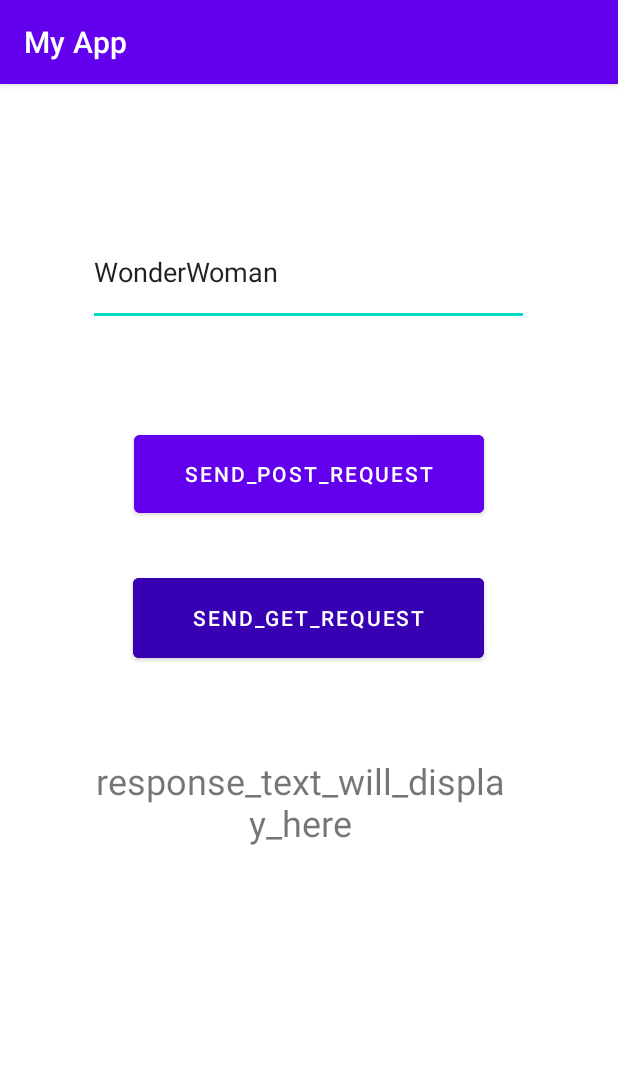
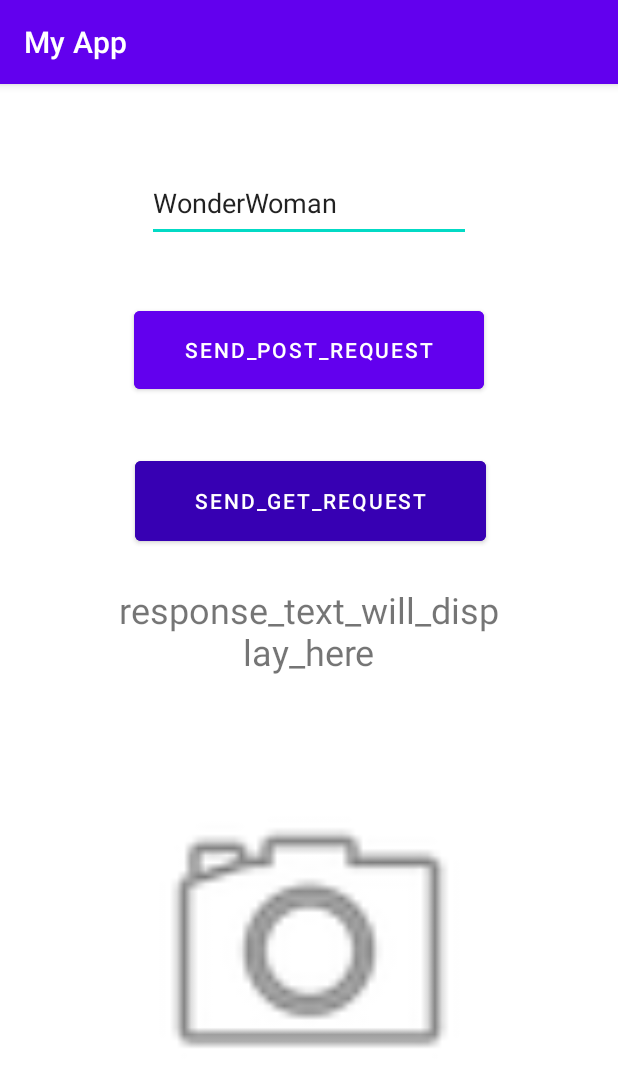
Before and after one commit to sharon-v/android_python_flask, an Android app: the screen it shows after launch (MainActivity), on a phone screen of 412 x 824 dp. Shown: the top 1087 px of the screen. Run offline under Robolectric (Android 15) with nearby library versions, the phone set to English and light mode, and no system bars; 1 statement that could not run was skipped.

Commit message:
camera timer

```diff
--- a/android_app/app/src/main/AndroidManifest.xml
+++ b/android_app/app/src/main/AndroidManifest.xml
@@ -4,7 +4,7 @@
 
     <uses-permission android:name="android.permission.INTERNET" />
     <uses-permission android:name="android.permission.CAMERA" />
-
+    <uses-feature android:name="android.hardware.camera" />
 
     <application
         android:allowBackup="true"
--- a/android_app/app/src/main/java/com/ai/myapp/MainActivity.java
+++ b/android_app/app/src/main/java/com/ai/myapp/MainActivity.java
@@ -1,21 +1,45 @@
 package com.ai.myapp;
 
+import androidx.activity.result.ActivityResult;
+import androidx.activity.result.ActivityResultCallback;
+import androidx.activity.result.ActivityResultLauncher;
+import androidx.activity.result.contract.ActivityResultContracts;
 import androidx.annotation.NonNull;
+import androidx.annotation.Nullable;
 import androidx.appcompat.app.AppCompatActivity;
 import androidx.core.app.ActivityCompat;
 import androidx.core.content.ContextCompat;
 
 import android.content.Intent;
 import android.content.pm.PackageManager;
+import android.graphics.Bitmap;
+import android.graphics.Camera;
+import android.graphics.ImageFormat;
+import android.hardware.camera2.CameraAccessException;
+import android.hardware.camera2.CameraCaptureSession;
+import android.hardware.camera2.CameraDevice;
+import android.hardware.camera2.CameraMetadata;
+import android.hardware.camera2.CaptureRequest;
+import android.media.Image;
+import android.media.ImageReader;
 import android.os.Bundle;
 import android.provider.MediaStore;
 import android.widget.Button;
 import android.widget.EditText;
+import android.widget.ImageView;
 import android.widget.TextView;
 import android.Manifest;
 
+import java.io.File;
+import java.io.FileOutputStream;
 import java.io.IOException;
+import java.io.OutputStream;
+import java.util.Collections;
 import java.util.concurrent.TimeUnit;
+
+import java.util.Timer;
+import java.util.TimerTask;
+
 
 import okhttp3.Call;
 import okhttp3.Callback;
@@ -35,11 +59,14 @@ public class MainActivity extends AppCompatActivity {
     private Button button_send_post;
     private Button button_send_get;
     private TextView textView_response;
+    private ImageView imageView;
+
+    private Timer timer;
     private String url = "http://192.168.1.162:5000";// *****put your URL here*********
     private String POST = "POST";
     private String GET = "GET";
     private ExecutorService executorService = Executors.newFixedThreadPool(5);
-    private static final int CAMERA_PERMISSION_REQUEST_CODE = 100;
+    private ActivityResultLauncher<Intent> mStartForResultLauncher;
 
     @Override
     protected void onCreate(Bundle savedInstanceState) {
@@ -50,6 +77,33 @@ public class MainActivity extends AppCompatActivity {
         button_send_post = findViewById(R.id.button_send_post);
         button_send_get = findViewById(R.id.button_send_get);
         textView_response = findViewById(R.id.textView_response);
+        imageView = findViewById(R.id.imageView);
+
+        // Start the video capture activity
+//        Intent videoCaptureIntent = new Intent(MediaStore.ACTION_VIDEO_CAPTURE);
+//        videoCaptureIntent.putExtra(MediaStore.EXTRA_DURATION_LIMIT, 10);
+        Intent takePictureIntent = new Intent(MediaStore.ACTION_IMAGE_CAPTURE);
+        if (takePictureIntent.resolveActivity(getPackageManager()) != null) {
+            mStartForResultLauncher.launch(takePictureIntent);
+        }
+
+        // Set up the activity result launcher for taking pictures
+        mStartForResultLauncher = registerForActivityResult(new ActivityResultContracts.StartActivityForResult(),
+                new ActivityResultCallback<ActivityResult>() {
+                    @Override
+                    public void onActivityResult(ActivityResult result) {
+                        if (result.getResultCode() == RESULT_OK) {
+                            Bundle extras = result.getData().getExtras();
+                            Bitmap imageBitmap = (Bitmap) extras.get("data");
+                            imageView.setImageBitmap(imageBitmap);
+                        }
+                    }
+                });
+
+        // Set up a timer to take a picture every 3 seconds
+        timer = new Timer();
+        timer.schedule(new TakePictureTask(), 0, 30000); // take a picture every 3 seconds
+
 
         /*making a post request.*/
         button_send_post.setOnClickListener(view -> {
@@ -140,4 +194,68 @@ public class MainActivity extends AppCompatActivity {
             }
         });
     }
+
+    private class TakePictureTask extends TimerTask {
+        private CameraDevice cameraDevice;
+        private ImageReader imageReader;
+        private static final int IMAGE_WIDTH = 640;
+        private static final int IMAGE_HEIGHT = 480;
+
+        public TakePictureTask(CameraDevice cameraDevice) {
+            this.cameraDevice = cameraDevice;
+
+            // Initialize an ImageReader to capture the image
+            imageReader = ImageReader.newInstance(IMAGE_WIDTH, IMAGE_HEIGHT, ImageFormat.JPEG, 1);
+        }
+
+        @Override
+        public void run() {
+            try {
+                // Create a CaptureRequest.Builder and set the necessary parameters
+                CaptureRequest.Builder captureBuilder = cameraDevice.createCaptureRequest(CameraDevice.TEMPLATE_STILL_CAPTURE);
+                captureBuilder.addTarget(imageReader.getSurface());
+                captureBuilder.set(CaptureRequest.CONTROL_MODE, CameraMetadata.CONTROL_MODE_AUTO);
+
+                // Capture the image
+                CameraCaptureSession.CaptureCallback captureCallback = new CameraCaptureSession.CaptureCallback() {
+                    @Override
+                    public void onCaptureCompleted(@NonNull CameraCaptureSession session, @NonNull CaptureRequest request, @NonNull TotalCaptureResult result) {
+                        super.onCaptureCompleted(session, request, result);
+
+                        // Save the image to a file
+                        Image image = imageReader.acquireLatestImage();
+                        File file = new File(getFilesDir(), "image.jpg");
+                        try {
+                            OutputStream outputStream = new FileOutputStream(file);
+                            ImageUtils.saveImage(outputStream, image);
+                            outputStream.close();
+                        } catch (IOException e) {
+                            e.printStackTrace();
+                        } finally {
+                            image.close();
+                        }
+                    }
+                };
+
+                cameraDevice.createCaptureSession(Collections.singletonList(imageReader.getSurface()), new CameraCaptureSession.StateCallback() {
+                    @Override
+                    public void onConfigured(@NonNull CameraCaptureSession session) {
+                        try {
+                            session.capture(captureBuilder.build(), captureCallback, null);
+                        } catch (CameraAccessException e) {
+                            e.printStackTrace();
+                        }
+                    }
+
+                    @Override
+                    public void onConfigureFailed(@NonNull CameraCaptureSession session) {
+                        session.close();
+                    }
+                }, null);
+            } catch (CameraAccessException e) {
+                e.printStackTrace();
+            }
+        }
+    }
+
 }
--- a/android_app/app/src/main/res/layout/activity_main.xml
+++ b/android_app/app/src/main/res/layout/activity_main.xml
@@ -8,12 +8,12 @@
 
     <EditText
         android:id="@+id/txtField_message"
-        android:layout_width="294dp"
-        android:layout_height="71dp"
-        android:layout_marginStart="58dp"
-        android:layout_marginTop="98dp"
-        android:layout_marginEnd="59dp"
-        android:layout_marginBottom="33dp"
+        android:layout_width="216dp"
+        android:layout_height="52dp"
+        android:layout_marginStart="97dp"
+        android:layout_marginTop="49dp"
+        android:layout_marginEnd="98dp"
+        android:layout_marginBottom="18dp"
         android:autofillHints="message"
         android:inputType="text"
         android:text="WonderWoman"
@@ -27,10 +27,10 @@
         android:id="@+id/button_send_post"
         android:layout_width="233dp"
         android:layout_height="64dp"
-        android:layout_marginStart="105dp"
-        android:layout_marginTop="33dp"
-        android:layout_marginEnd="106dp"
-        android:layout_marginBottom="24dp"
+        android:layout_marginStart="89dp"
+        android:layout_marginTop="18dp"
+        android:layout_marginEnd="89dp"
+        android:layout_marginBottom="20dp"
         android:backgroundTint="@color/design_default_color_primary"
         android:text="send_post_request"
         app:layout_constraintBottom_toTopOf="@+id/button_send_get"
@@ -43,10 +43,10 @@
         android:id="@+id/button_send_get"
         android:layout_width="234dp"
         android:layout_height="65dp"
-        android:layout_marginStart="105dp"
-        android:layout_marginTop="7dp"
-        android:layout_marginEnd="106dp"
-        android:layout_marginBottom="18dp"
+        android:layout_marginStart="89dp"
+        android:layout_marginTop="11dp"
+        android:layout_marginEnd="88dp"
+        android:layout_marginBottom="7dp"
         android:backgroundTint="@color/design_default_color_primary_dark"
         android:text="send_get_request"
         app:layout_constraintBottom_toTopOf="@+id/textView_response"
@@ -57,12 +57,12 @@
 
     <TextView
         android:id="@+id/textView_response"
-        android:layout_width="283dp"
-        android:layout_height="96dp"
-        android:layout_marginStart="58dp"
-        android:layout_marginTop="41dp"
-        android:layout_marginEnd="70dp"
-        android:layout_marginBottom="232dp"
+        android:layout_width="254dp"
+        android:layout_height="64dp"
+        android:layout_marginStart="78dp"
+        android:layout_marginTop="12dp"
+        android:layout_marginEnd="79dp"
+        android:layout_marginBottom="366dp"
         android:text="response_text_will_display_here"
         android:textAlignment="center"
         android:textSize="24sp"
@@ -71,4 +71,18 @@
         app:layout_constraintStart_toStartOf="parent"
         app:layout_constraintTop_toBottomOf="@+id/button_send_get" />
 
+    <ImageView
+        android:id="@+id/imageView"
+        android:layout_width="267dp"
+        android:layout_height="229dp"
+        android:layout_marginStart="72dp"
+        android:layout_marginTop="56dp"
+        android:layout_marginEnd="72dp"
+        android:layout_marginBottom="73dp"
+        app:layout_constraintBottom_toBottomOf="parent"
+        app:layout_constraintEnd_toEndOf="parent"
+        app:layout_constraintStart_toStartOf="parent"
+        app:layout_constraintTop_toBottomOf="@+id/textView_response"
+        app:srcCompat="@android:drawable/ic_menu_camera" />
+
 </androidx.constraintlayout.widget.ConstraintLayout>
```
